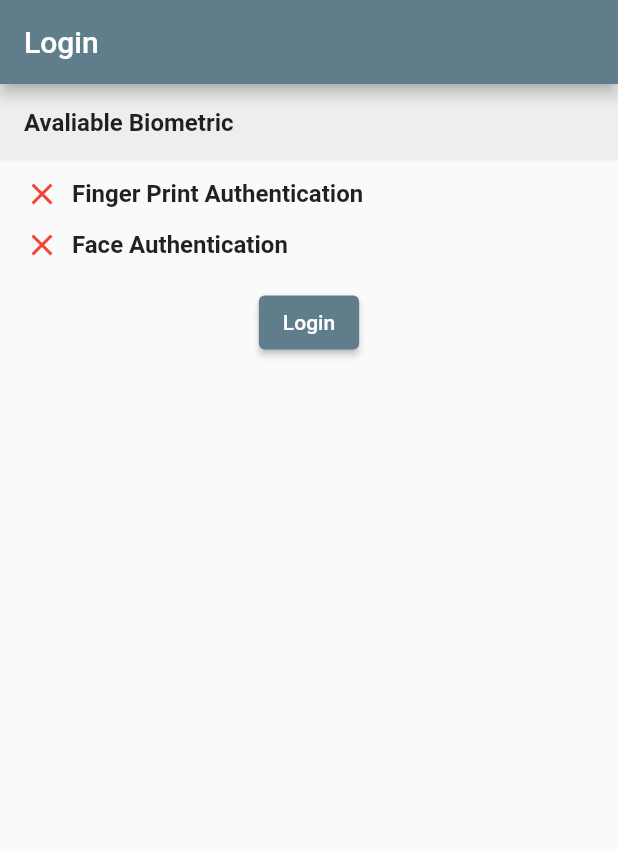
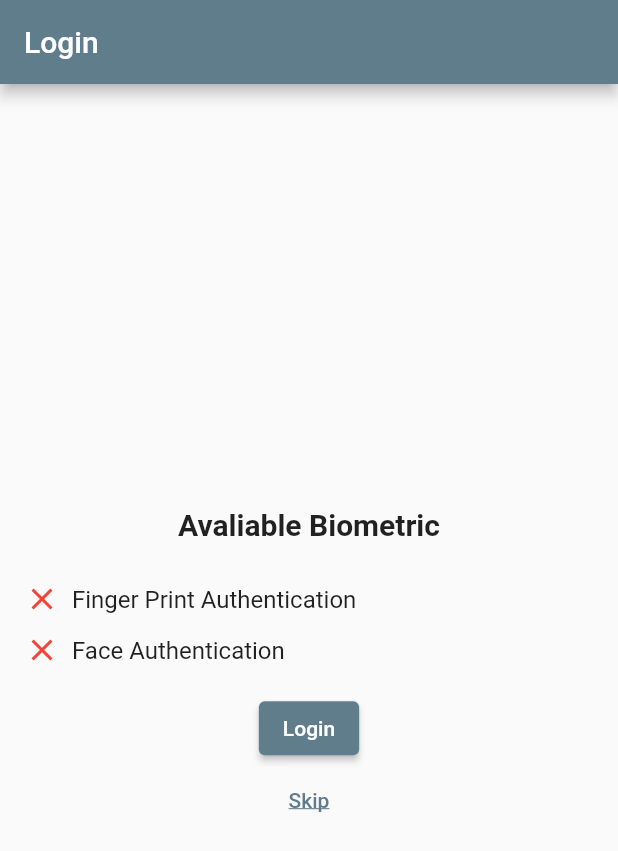
Before and after one commit to JhaNviSadhu/jake_git, a Flutter app: the screen it shows after launch, on a phone screen of 412 x 824 dp. Shown: the top 851 px of the screen. Run offline on Flutter 3.47's test engine with Material 2 defaults, Android fonts, the phone set to English and light mode, and no system bars; our stand-ins replace dio, get, local_auth.

Commit message:
final touch

```diff
--- a/lib/main.dart
+++ b/lib/main.dart
@@ -1,7 +1,12 @@
+import 'dart:io';
+
 import 'package:flutter/material.dart';
 import 'package:get/get.dart';
 import 'package:jake_git/bindings/bindings.dart';
+
 import 'package:jake_git/screens/auth_view.dart';
+import 'package:jake_git/screens/main_screen.dart';
+import 'package:flutter/foundation.dart' show kIsWeb;
 
 void main() {
   runApp(MyApp());
--- a/lib/screens/auth_view.dart
+++ b/lib/screens/auth_view.dart
@@ -2,6 +2,7 @@ import 'package:flutter/material.dart';
 
 import 'package:get/get.dart';
 import 'package:jake_git/constants.dart';
+import 'package:jake_git/screens/main_screen.dart';
 import 'dart:io' show Platform;
 import '../controllers/auth_controller.dart';
 
@@ -16,70 +17,24 @@ class AuthView extends GetView<HomeController> {
         backgroundColor: kPrimaryColor,
       ),
       body: Column(
-        crossAxisAlignment: CrossAxisAlignment.stretch,
+        crossAxisAlignment: CrossAxisAlignment.center,
+        mainAxisAlignment: MainAxisAlignment.center,
         children: [
           Container(
             padding: EdgeInsets.all(16),
-            color: Colors.grey[200],
             child: Text(
               'Avaliable Biometric',
-              style: TextStyle(fontSize: 16, fontWeight: FontWeight.bold),
+              style: TextStyle(fontSize: 20, fontWeight: FontWeight.w600),
             ),
           ),
           SizedBox(
             height: 10,
           ),
-          Container(
-              margin: EdgeInsets.only(left: 16, right: 16),
-              child: Row(
-                children: [
-                  Obx(
-                    () => controller.hasFingerPrintLock.value
-                        ? Icon(
-                            Icons.check,
-                            color: Colors.green,
-                          )
-                        : Icon(
-                            Icons.clear,
-                            color: Colors.red,
-                          ),
-                  ),
-                  SizedBox(
-                    width: 8,
-                  ),
-                  Text(
-                    'Finger Print Authentication',
-                    style: TextStyle(fontSize: 16, fontWeight: FontWeight.bold),
-                  )
-                ],
-              )),
+          biometricAuthenticationAva('Finger Print Authentication'),
           SizedBox(
             height: 10,
           ),
-          Container(
-              margin: EdgeInsets.only(left: 16, right: 16),
-              child: Row(
-                children: [
-                  Obx(
-                    () => controller.hasFaceLock.value
-                        ? Icon(
-                            Icons.check,
-                            color: Colors.green,
-                          )
-                        : Icon(
-                            Icons.clear,
-                            color: Colors.red,
-                          ),
-                  ),
-                  SizedBox(
-                    width: 8,
-                  ),
-                  Text(
-                    'Face Authentication',
-                    style: TextStyle(fontSize: 16, fontWeight: FontWeight.bold),
-                  )
-                ],
-              )),
+          biometricAuthenticationAva('Face Authentication'),
           SizedBox(
             height: 16,
           ),
@@ -91,10 +46,53 @@ class AuthView extends GetView<HomeController> {
                 //user authenticate
                 onPressed: () => controller.authenticateUser(),
               ),
+              TextButton(
+                onPressed: () {
+                  Get.offAll(MainScreen());
+                },
+                child: Text(
+                  "Skip",
+                  style: TextStyle(
+                    color: kPrimaryColor,
+                    decoration: TextDecoration.underline,
+                  ),
+                ),
+              ),
             ],
-          )
+          ),
         ],
       ),
     );
   }
+
+  Container biometricAuthenticationAva(String text) {
+    return Container(
+        margin: EdgeInsets.only(left: 16, right: 16),
+        child: Row(
+          mainAxisAlignment: MainAxisAlignment.center,
+          children: [
+            Obx(
+              () => controller.hasFingerPrintLock.value
+                  ? Icon(
+                      Icons.check,
+                      color: Colors.green,
+                    )
+                  : Icon(
+                      Icons.clear,
+                      color: Colors.red,
+                    ),
+            ),
+            SizedBox(
+              width: 8,
+            ),
+            Text(
+              text,
+              style: TextStyle(
+                fontSize: 16,
+              ),
+            ),
+            Spacer(),
+          ],
+        ));
+  }
 }
--- a/lib/screens/main_screen.dart
+++ b/lib/screens/main_screen.dart
@@ -3,6 +3,7 @@ import 'package:get/get.dart';
 import 'package:jake_git/constants.dart';
 import 'package:jake_git/controllers/repo_controller.dart';
 import 'package:jake_git/responsive.dart';
+import 'package:jake_git/screens/auth_view.dart';
 import 'package:jake_git/view/desktop.dart';
 import 'package:jake_git/view/mobile.dart';
 import 'dart:io' show Platform;
@@ -29,6 +30,15 @@ class _MainScreenState extends State<MainScreen> {
         centerTitle: (Platform.isIOS) ? true : false,
         backgroundColor: kPrimaryColor,
         title: Text("Jake's Git"),
+        actions: [
+          Responsive.isDesktop(context)
+              ? SizedBox()
+              : IconButton(
+                  onPressed: () {
+                    Get.offAll(AuthView());
+                  },
+                  icon: Icon(Icons.logout))
+        ],
       ),
       //for identify which view it is
       body: Responsive(
@@ -41,20 +51,4 @@ class _MainScreenState extends State<MainScreen> {
       ),
     );
   }
-
-  // _loadFromApi() async {
-  //   setState(() {
-  //     isLoading = true;
-  //   });
-
-  //   var apiProvider = RepoApiProvider();
-  //   await apiProvider.getRepoList();
-
-  //   // wait for 2 seconds to simulate loading of data
-  //   await Future.delayed(const Duration(seconds: 2));
-
-  //   setState(() {
-  //     isLoading = false;
-  //   });
-  // }
 }
--- a/lib/view/desktop.dart
+++ b/lib/view/desktop.dart
@@ -55,7 +55,9 @@ class _DesktopViewState extends State<DesktopView> {
           itemBuilder: (context, index) {
             if (index == _repoController.arrRepoLists.length) {
               return Center(
-                child: CircularProgressIndicator(),
+                child: CircularProgressIndicator(
+                  color: kPrimaryColor,
+                ),
               );
             }
             return repoContainer(context, width, _repoController, index);
--- a/lib/view/mobile.dart
+++ b/lib/view/mobile.dart
@@ -47,7 +47,9 @@ class _MobileViewState extends State<MobileView> {
           itemBuilder: (context, index) {
             if (index == _repoController.arrRepoLists.length) {
               return Center(
-                child: CircularProgressIndicator(),
+                child: CircularProgressIndicator(
+                  color: kPrimaryColor,
+                ),
               );
             }
             return repoListTile(index);
```
Also changed, not shown: 6 other files.
